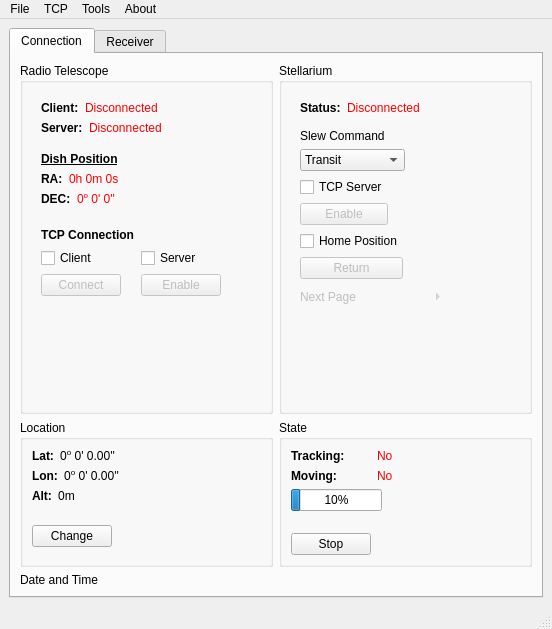
Old version of the form GUI_Windows/RadioTelescope.ui in the repository AmateurRadioTelescopeSystem/RadioTelescope_Controller.
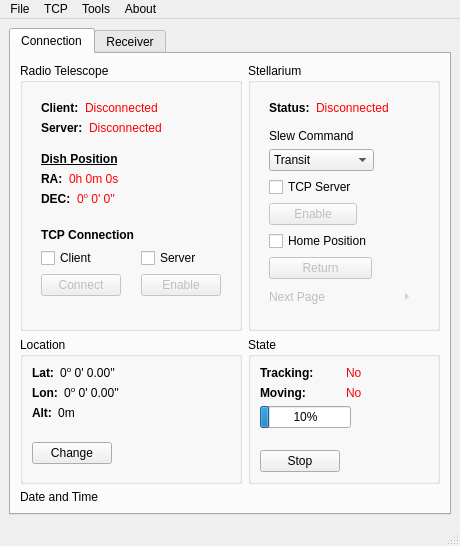
New version of the form.

Commit message: Fixed window sizes

The edit to the form file:
```diff
--- a/GUI_Windows/RadioTelescope.ui
+++ b/GUI_Windows/RadioTelescope.ui
@@ -10,8 +10,8 @@
    <rect>
     <x>0</x>
     <y>0</y>
-    <width>552</width>
-    <height>629</height>
+    <width>432</width>
+    <height>533</height>
    </rect>
   </property>
   <property name="font">
@@ -789,8 +789,8 @@
     <rect>
      <x>0</x>
      <y>0</y>
-     <width>552</width>
-     <height>23</height>
+     <width>432</width>
+     <height>21</height>
     </rect>
    </property>
    <widget class="QMenu" name="menuThis_is_a_menu">
```
The commit also changes 2 other files.
